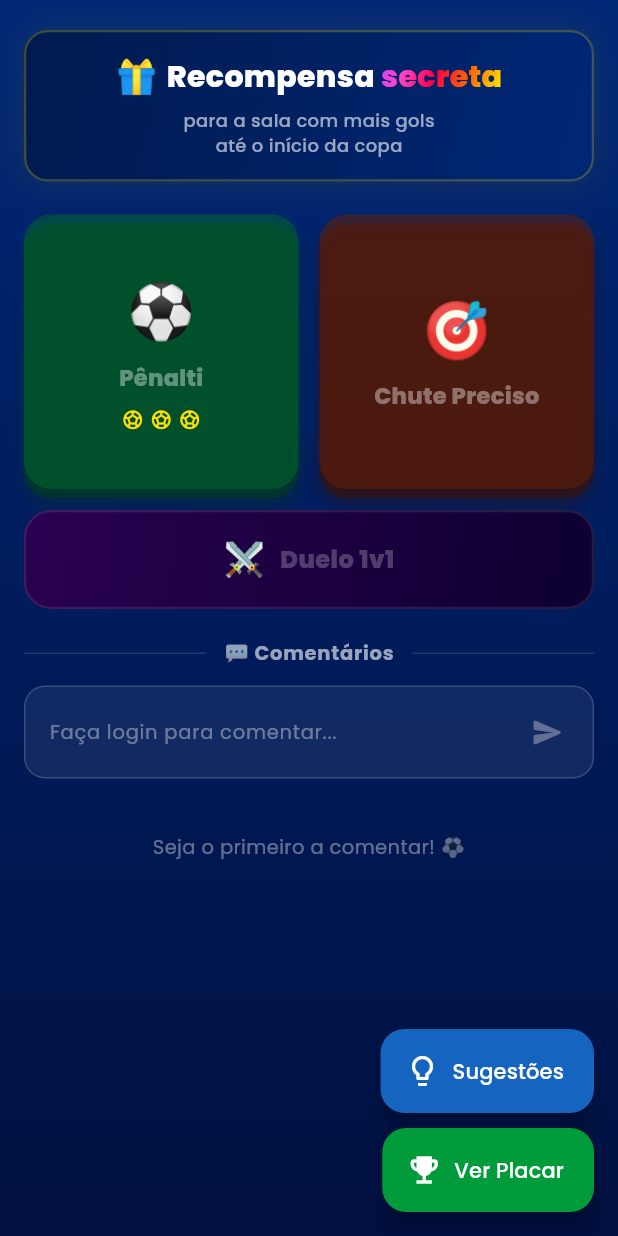
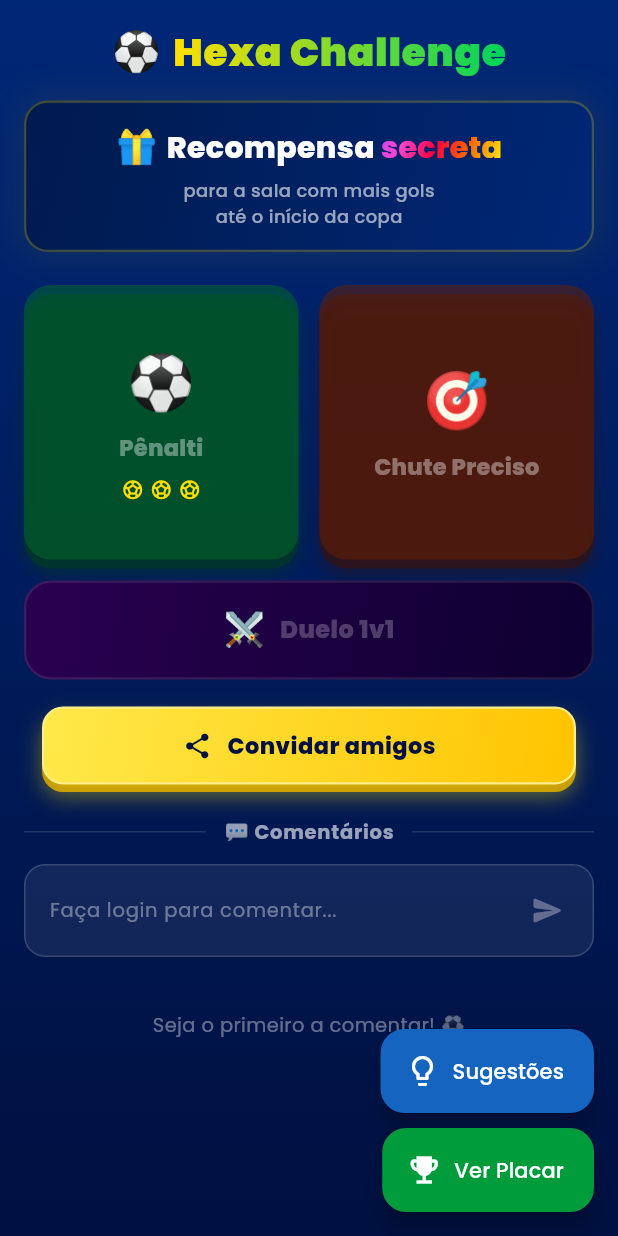
Before and after one commit to bieltris/hexa-challenge-frontend, a Flutter app: the HomeScreen screen opened directly, on a phone screen of 412 x 824 dp. Run offline on Flutter 3.47's test engine with Material 3 defaults, Android fonts, the phone set to English and light mode, and no system bars; drawn by our look-alikes of flutter_animate; our stand-ins replace confetti, google_fonts, share_plus, shared_preferences, socket_io_client; missing offline and left inert: dart:html; accounts and stored records are empty; network calls fail.

Commit message:
add share button + page metadata for link previews
- share button (yellow) in home between Duelo and Comentarios
- share button (yellow) in duel lobby above 'ou desafie alguem' divider
- Hexa Challenge title at top of home with gradient
- index.html: OpenGraph + Twitter Card meta tags for WhatsApp/Telegram/Discord previews
- manifest.json: proper game name, description, theme color, categories
- add share_plus dependency

```diff
--- a/lib/screens/home_screen.dart
+++ b/lib/screens/home_screen.dart
@@ -4,6 +4,7 @@ import 'package:socket_io_client/socket_io_client.dart' as IO;
 import 'package:flutter_animate/flutter_animate.dart';
 import 'package:google_fonts/google_fonts.dart';
 import 'package:shared_preferences/shared_preferences.dart';
+import 'package:share_plus/share_plus.dart';
 import '../models/comment_model.dart';
 import '../services/api_service.dart';
 import '../services/duel_socket_service.dart';
@@ -289,6 +290,13 @@ class _HomeScreenState extends State<HomeScreen>
                 // ── Minigames ─────────────────────────────────────────────
                 SliverToBoxAdapter(child: _buildGameButtons()),
 
+                // ── Compartilhar (entre Duelo e Comentários) ──────────────
+                SliverToBoxAdapter(
+                  child: _buildShareButton(
+                    margin: const EdgeInsets.fromLTRB(28, 6, 28, 14),
+                  ),
+                ),
+
                 // ── Seção de Comentários ──────────────────────────────────
                 SliverToBoxAdapter(child: _buildCommentsSection()),
 
@@ -452,7 +460,37 @@ class _HomeScreenState extends State<HomeScreen>
     return Column(
       crossAxisAlignment: CrossAxisAlignment.start,
       children: [
-        const SizedBox(height: 20),
+        const SizedBox(height: 16),
+
+        // Título do jogo
+        Padding(
+          padding: const EdgeInsets.symmetric(horizontal: 18),
+          child: Center(
+            child: Row(
+              mainAxisSize: MainAxisSize.min,
+              children: [
+                const Text('⚽', style: TextStyle(fontSize: 26)),
+                const SizedBox(width: 8),
+                ShaderMask(
+                  shaderCallback: (b) => const LinearGradient(
+                    colors: [Color(0xFFFFDF00), Color(0xFF00D45B)],
+                  ).createShader(b),
+                  child: Text(
+                    'Hexa Challenge',
+                    style: GoogleFonts.poppins(
+                      color: Colors.white,
+                      fontSize: 26,
+                      fontWeight: FontWeight.w900,
+                      letterSpacing: 0.5,
+                    ),
+                  ),
+                ),
+              ],
+            ),
+          ),
+        ),
+
+        const SizedBox(height: 14),
 
         // Banner recompensa secreta
         _RewardBanner(ctrl: _bannerCtrl),
@@ -475,6 +513,60 @@ class _HomeScreenState extends State<HomeScreen>
 
         const SizedBox(height: 12),
       ],
+    );
+  }
+
+  // ── Botão Compartilhar (amarelo) ──────────────────────────────────────────
+  Widget _buildShareButton({EdgeInsets margin = EdgeInsets.zero}) {
+    return Padding(
+      padding: margin,
+      child: GestureDetector(
+        onTap: () => Share.share(
+          'Joga Hexa Challenge comigo! ⚽\nDuelo de pênalti entre escolas — Copa 2026\nhttps://hexa-challenge.pages.dev',
+          subject: 'Hexa Challenge — entra no jogo!',
+        ),
+        child: Container(
+          width: double.infinity,
+          padding: const EdgeInsets.symmetric(vertical: 14, horizontal: 16),
+          decoration: BoxDecoration(
+            gradient: const LinearGradient(
+              colors: [Color(0xFFFFE94A), Color(0xFFFFC400)],
+              begin: Alignment.topLeft,
+              end: Alignment.bottomRight,
+            ),
+            borderRadius: BorderRadius.circular(14),
+            boxShadow: [
+              const BoxShadow(
+                color: Color(0xFFB58900),
+                offset: Offset(0, 5),
+                blurRadius: 0,
+              ),
+              BoxShadow(
+                color: const Color(0xFFFFDF00).withOpacity(0.4),
+                offset: const Offset(0, 8),
+                blurRadius: 12,
+              ),
+            ],
+            border: Border.all(color: const Color(0xFFFFEC8B), width: 1.5),
+          ),
+          child: Row(
+            mainAxisAlignment: MainAxisAlignment.center,
+            children: [
+              const Icon(Icons.share_rounded, color: Color(0xFF001040), size: 20),
+              const SizedBox(width: 10),
+              Text(
+                'Convidar amigos',
+                style: GoogleFonts.poppins(
+                  color: const Color(0xFF001040),
+                  fontSize: 15,
+                  fontWeight: FontWeight.w800,
+                  letterSpacing: 0.3,
+                ),
+              ),
+            ],
+          ),
+        ),
+      ),
     );
   }
 
--- a/pubspec.yaml
+++ b/pubspec.yaml
@@ -17,6 +17,7 @@ dependencies:
   flutter_animate: ^4.5.0
   socket_io_client: ^2.0.3
   url_launcher: ^6.3.0
+  share_plus: ^10.1.2
 
 dev_dependencies:
   flutter_test:
```
Also changed, not shown: lib/screens/duel_lobby_screen.dart (+43 -0 lines), pubspec.lock, 2 other files.
